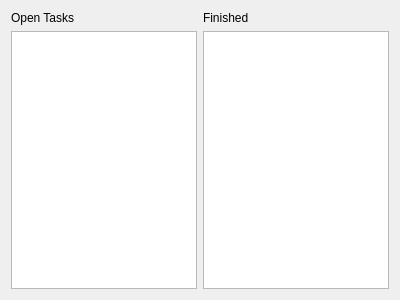
Qt form src/taskwidget.ui (HarryDC/qmato) before a commit.
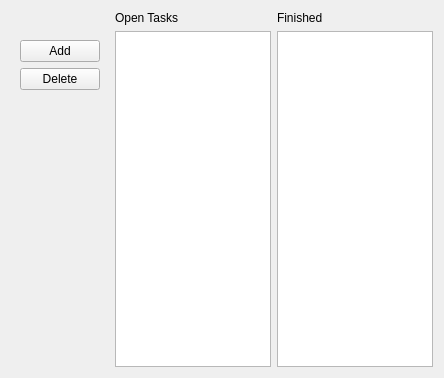
The same form after that commit.

Patch:
```diff
--- a/src/taskwidget.ui
+++ b/src/taskwidget.ui
@@ -6,34 +6,67 @@
    <rect>
     <x>0</x>
     <y>0</y>
-    <width>400</width>
-    <height>300</height>
+    <width>444</width>
+    <height>378</height>
    </rect>
   </property>
   <property name="windowTitle">
    <string>Form</string>
   </property>
   <layout class="QGridLayout" name="gridLayout">
-   <item row="0" column="0">
+   <item row="0" column="1">
     <widget class="QLabel" name="label">
      <property name="text">
       <string>Open Tasks</string>
      </property>
     </widget>
    </item>
-   <item row="0" column="1">
+   <item row="0" column="2">
     <widget class="QLabel" name="label_2">
      <property name="text">
       <string>Finished</string>
      </property>
     </widget>
    </item>
-   <item row="1" column="0">
+   <item row="2" column="1">
     <widget class="QListView" name="currentView"/>
    </item>
-   <item row="1" column="1">
+   <item row="2" column="2">
     <widget class="QListView" name="completedView"/>
    </item>
+   <item row="2" column="0">
+    <widget class="QWidget" name="widget" native="true">
+     <layout class="QVBoxLayout" name="verticalLayout">
+      <item>
+       <widget class="QPushButton" name="addButton">
+        <property name="text">
+         <string>Add</string>
+        </property>
+       </widget>
+      </item>
+      <item>
+       <widget class="QPushButton" name="deleteButton">
+        <property name="text">
+         <string>Delete</string>
+        </property>
+       </widget>
+      </item>
+      <item>
+       <spacer name="verticalSpacer">
+        <property name="orientation">
+         <enum>Qt::Vertical</enum>
+        </property>
+        <property name="sizeHint" stdset="0">
+         <size>
+          <width>20</width>
+          <height>40</height>
+         </size>
+        </property>
+       </spacer>
+      </item>
+     </layout>
+    </widget>
+   </item>
   </layout>
  </widget>
  <resources/>
```
